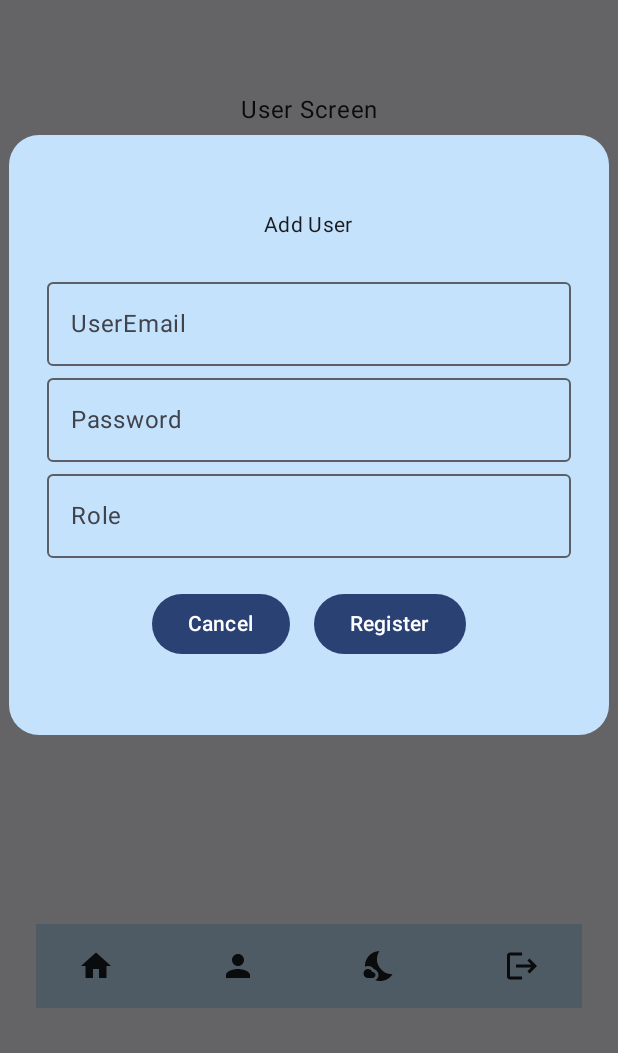
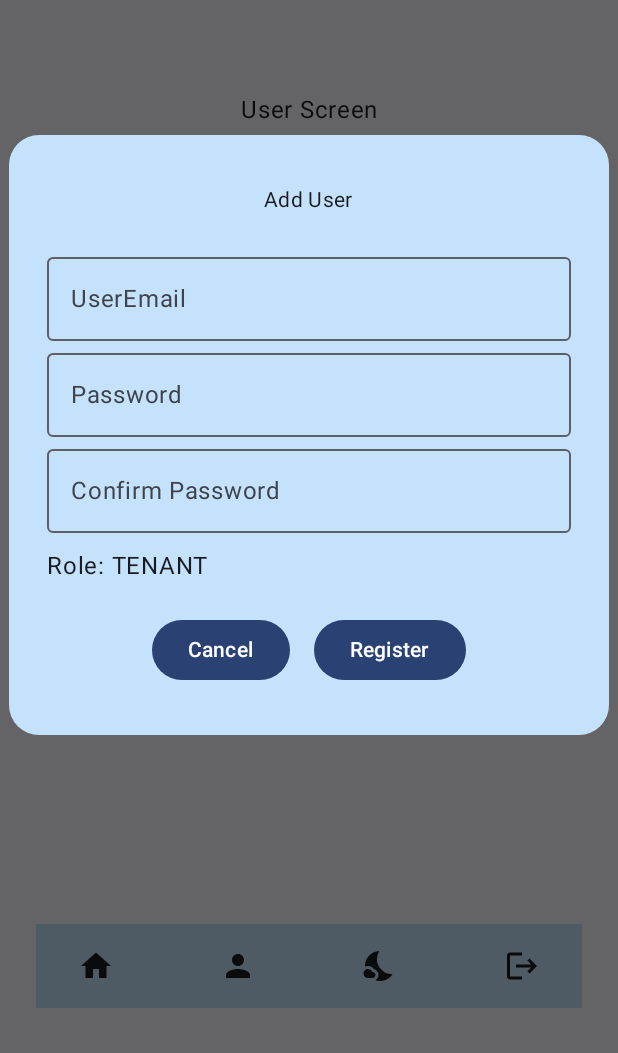
Before and after one commit to Smart-House-Engineering/Android, an Android app built with Jetpack Compose: the UserScreen screen opened through its navigation route, after a tap on "Add User", on a phone screen of 412 x 824 dp, the part 183-1236 px from its top. Run offline under Robolectric (Android 15) with nearby library versions, the phone set to English and light mode, and no system bars; our stand-ins replace livedata-compose; network calls fail.

Commit message:
made that when adding a user it should have a fixed role TENANT. Also added a confirm passwors field

```diff
--- a/app/src/main/java/com/app/eazyliving/components/AddUserDialog.kt
+++ b/app/src/main/java/com/app/eazyliving/components/AddUserDialog.kt
@@ -23,7 +23,7 @@ import androidx.compose.ui.window.DialogProperties
 fun AddUserDialog(
     showDialog: Boolean,
     onDismiss: () -> Unit,
-    onUserAdded: (String, String,String) -> Unit
+    onUserAdded: (String, String, String) -> Unit
 ) {
     if (showDialog) {
         val focusManager = LocalFocusManager.current
@@ -38,7 +38,6 @@ fun AddUserDialog(
                     .height(400.dp),
                 color = Color(0xFFC4E2FB),
                 shape = RoundedCornerShape(5)
-
             ) {
                 Column(
                     modifier = Modifier.padding(25.dp),
@@ -51,11 +50,10 @@ fun AddUserDialog(
                     )
                     var userEmail by remember { mutableStateOf("") }
                     var password by remember { mutableStateOf("") }
-
-                    var role by remember { mutableStateOf("") }
+                    var confirmPassword by remember { mutableStateOf("") }
+                    val role = "TENANT"
 
                     Spacer(modifier = Modifier.height(20.dp))
-
 
                     OutlinedTextField(
                         value = userEmail,
@@ -77,28 +75,35 @@ fun AddUserDialog(
                         modifier = Modifier.fillMaxWidth(),
                         visualTransformation = PasswordVisualTransformation(),
                         keyboardOptions = KeyboardOptions.Default.copy(
+                            imeAction = ImeAction.Next,
+                            keyboardType = KeyboardType.Password
+                        ),
+                    )
+                    OutlinedTextField(
+                        value = confirmPassword,
+                        onValueChange = { confirmPassword = it },
+                        label = { Text("Confirm Password") },
+                        modifier = Modifier.fillMaxWidth(),
+                        visualTransformation = PasswordVisualTransformation(),
+                        keyboardOptions = KeyboardOptions.Default.copy(
                             imeAction = ImeAction.Done,
                             keyboardType = KeyboardType.Password
                         ),
                     )
-                    OutlinedTextField(
-                        value = role,
-                        onValueChange = { role = it },
-                        label = { Text("Role") },
-                        modifier = Modifier.fillMaxWidth(),
-                        keyboardOptions = KeyboardOptions.Default.copy(
-                            imeAction = ImeAction.Done,
-                            keyboardType = KeyboardType.Text
-                        ),
-                        keyboardActions = KeyboardActions(
-                            onDone = {
-                                onUserAdded(userEmail, password, role)
-                                userEmail = ""
-                                password = ""
-                                role = ""
-                                onDismiss()
+
+                    if (password != confirmPassword && confirmPassword.isNotBlank()) {
+                        Text(
+                            text = "Passwords don't match",
+                            color = Color.Red,
+                            modifier = Modifier.fillMaxWidth()
+                        )
                     }
-                        )
+
+                    Spacer(modifier = Modifier.height(10.dp))
+
+                    Text(
+                        text = "Role: $role",
+                        modifier = Modifier.fillMaxWidth()
                     )
 
                     Spacer(modifier = Modifier.height(20.dp))
@@ -113,11 +118,13 @@ fun AddUserDialog(
                         }
                         Button(
                             onClick = {
+                                if (password == confirmPassword) {
                                     onUserAdded(userEmail, password, role)
                                     userEmail = ""
                                     password = ""
-                                role = ""
+                                    confirmPassword = ""
                                     onDismiss()
+                                }
                             }
                         ) {
                             Text("Register")
```
Lines whose indentation alone changed are shown as unchanged.
